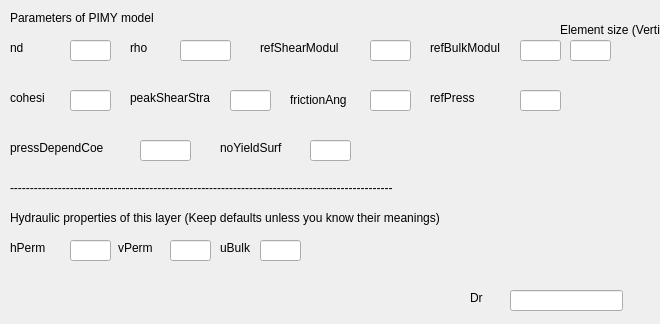
The window that UI/PIMY.ui (NHERI-SimCenter/s3hark) describes before a commit, drawn with Qt 5.
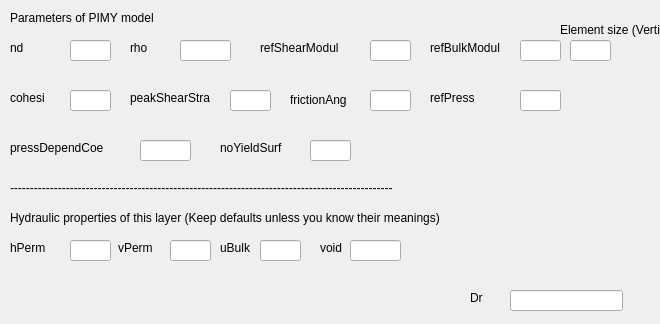
The same window after the commit.

The edit to the form file:
```diff
--- a/UI/PIMY.ui
+++ b/UI/PIMY.ui
@@ -397,6 +397,29 @@
     </rect>
    </property>
   </widget>
+  <widget class="QLabel" name="evoid_2">
+   <property name="geometry">
+    <rect>
+     <x>320</x>
+     <y>240</y>
+     <width>31</width>
+     <height>16</height>
+    </rect>
+   </property>
+   <property name="text">
+    <string>void</string>
+   </property>
+  </widget>
+  <widget class="QLineEdit" name="evoid">
+   <property name="geometry">
+    <rect>
+     <x>350</x>
+     <y>240</y>
+     <width>51</width>
+     <height>21</height>
+    </rect>
+   </property>
+  </widget>
  </widget>
  <resources/>
  <connections/>
```
